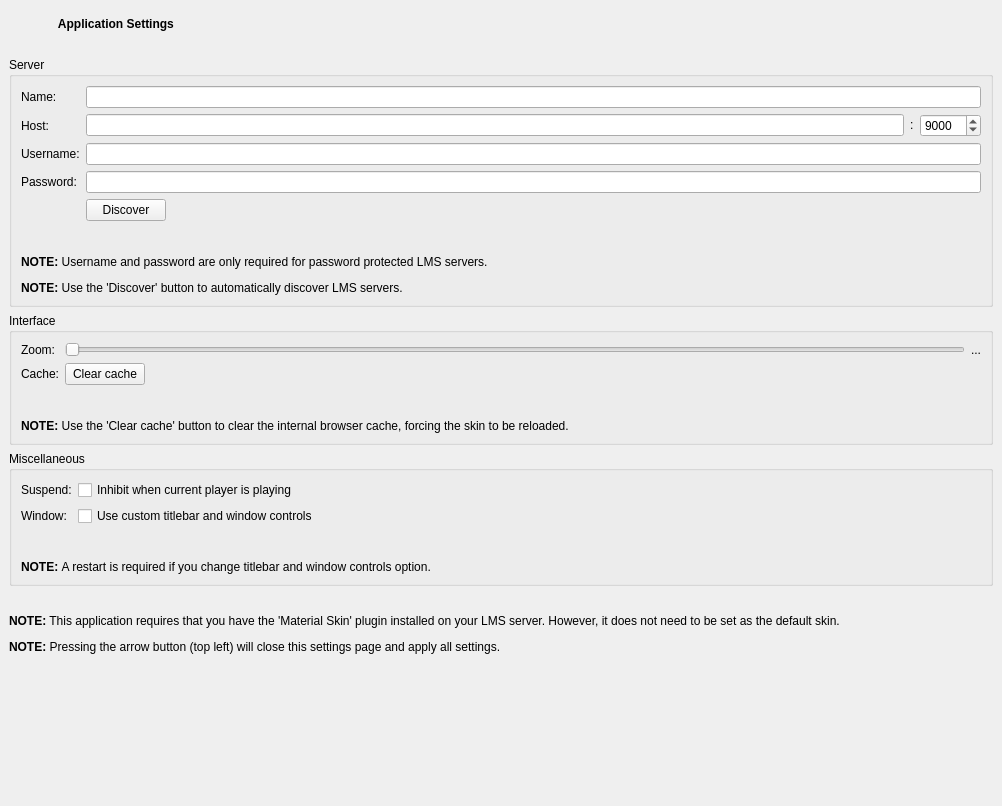
Above: src/settingswidget.ui from CDrummond/melodeon before the change. Below: the same form after it.
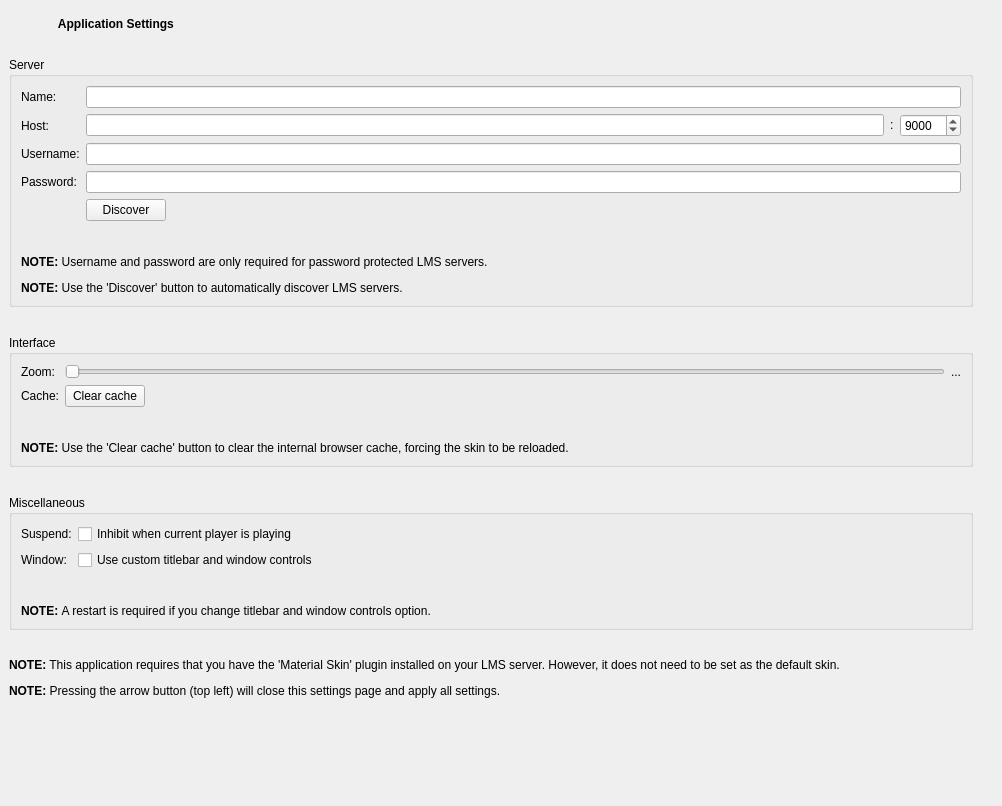
That is the form after the change.

Commit message: Add padding between group boxes

Patch:
```diff
--- a/src/settingswidget.ui
+++ b/src/settingswidget.ui
@@ -313,6 +313,22 @@
         </widget>
        </item>
        <item row="1" column="0">
+        <spacer name="verticalSpacer_7">
+         <property name="orientation">
+          <enum>Qt::Vertical</enum>
+         </property>
+         <property name="sizeType">
+          <enum>QSizePolicy::Fixed</enum>
+         </property>
+         <property name="sizeHint" stdset="0">
+          <size>
+           <width>20</width>
+           <height>22</height>
+          </size>
+         </property>
+        </spacer>
+       </item>
+       <item row="2" column="0">
         <widget class="QGroupBox" name="interfaceGroupBox">
          <property name="sizePolicy">
           <sizepolicy hsizetype="MinimumExpanding" vsizetype="Preferred">
@@ -413,7 +429,23 @@
          </layout>
         </widget>
        </item>
-       <item row="2" column="0">
+       <item row="3" column="1">
+        <spacer name="verticalSpacer_8">
+         <property name="orientation">
+          <enum>Qt::Vertical</enum>
+         </property>
+         <property name="sizeType">
+          <enum>QSizePolicy::Fixed</enum>
+         </property>
+         <property name="sizeHint" stdset="0">
+          <size>
+           <width>20</width>
+           <height>22</height>
+          </size>
+         </property>
+        </spacer>
+       </item>
+       <item row="4" column="0">
         <widget class="QGroupBox" name="miscGroupBox">
          <property name="sizePolicy">
           <sizepolicy hsizetype="MinimumExpanding" vsizetype="Preferred">
@@ -488,7 +520,7 @@
          </layout>
         </widget>
        </item>
-       <item row="3" column="0">
+       <item row="5" column="0">
         <spacer name="verticalSpacer_6">
          <property name="orientation">
           <enum>Qt::Vertical</enum>
@@ -504,7 +536,7 @@
          </property>
         </spacer>
        </item>
-       <item row="4" column="0">
+       <item row="6" column="0">
         <widget class="QLabel" name="label_9">
          <property name="sizePolicy">
           <sizepolicy hsizetype="MinimumExpanding" vsizetype="Preferred">
@@ -529,7 +561,7 @@
          </property>
         </widget>
        </item>
-       <item row="5" column="0">
+       <item row="7" column="0">
         <spacer name="verticalSpacer">
          <property name="orientation">
           <enum>Qt::Vertical</enum>
```
